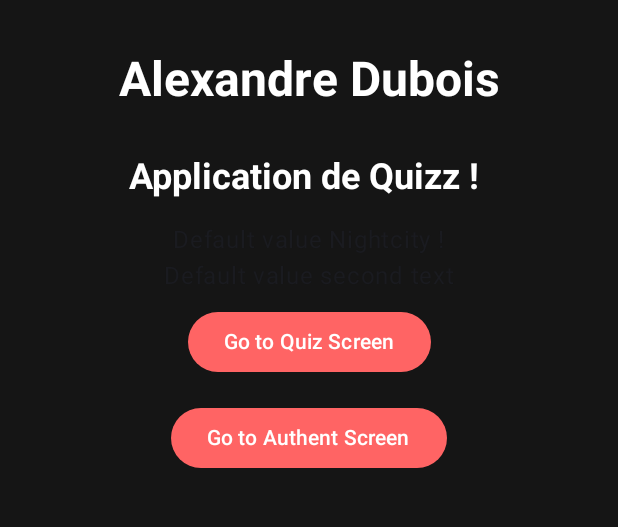
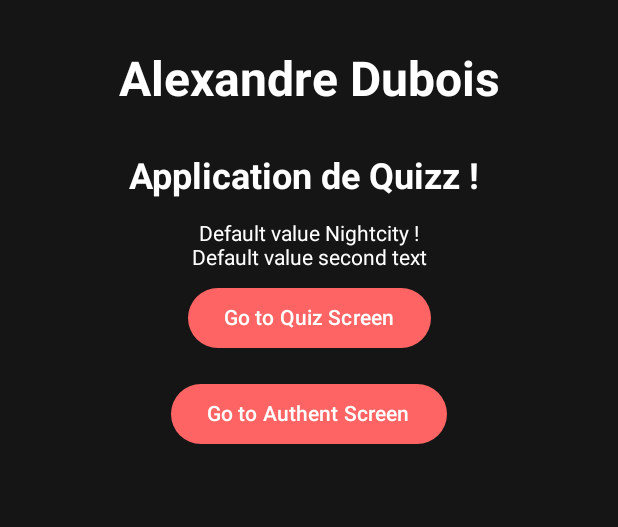
Before and after one commit to Alexandre121298/Quizo-KotlinProject, an Android app built with Jetpack Compose: the screen it shows after launch (MainActivity), on a phone screen of 412 x 824 dp, the part 69-596 px from its top. Run offline under Robolectric (Android 15) with nearby library versions, the phone set to English and light mode, and no system bars; our stand-ins replace Room's generated code.

Commit message:
Correcting some bugs about translate

```diff
--- a/app/src/main/java/fr/upjv/quizo/ui/screen/MainScreen.kt
+++ b/app/src/main/java/fr/upjv/quizo/ui/screen/MainScreen.kt
@@ -49,8 +49,18 @@ fun MainScreen(
             modifier = Modifier.padding(16.dp)
         )
 
-        Text( stringResource(id = R.string.Nightcity))
-        Text( stringResource(id = R.string.secondtext))
+        Text(
+            stringResource(id = R.string.Nightcity),
+            style = TextStyle(
+                color = Color.White
+            ),
+        )
+        Text(
+            stringResource(id = R.string.secondtext),
+            style = TextStyle(
+                color = Color.White
+            ),
+        )
 
         Button(
             content = {
--- a/app/src/main/java/fr/upjv/quizo/ui/screen/QuizoScreen.kt
+++ b/app/src/main/java/fr/upjv/quizo/ui/screen/QuizoScreen.kt
@@ -1,10 +1,6 @@
 package fr.upjv.quizo.ui.screen
 
-import android.widget.Toast
 import androidx.compose.foundation.background
-import androidx.compose.foundation.clickable
-import androidx.compose.foundation.layout.Box
-import androidx.compose.foundation.layout.fillMaxSize
 import androidx.compose.foundation.layout.fillMaxWidth
 import androidx.compose.foundation.layout.padding
 import androidx.compose.foundation.lazy.LazyColumn
@@ -54,10 +50,10 @@ fun QuizoScreen() {
                             "Reponse C : ${currentItem.reponseC} \n\n" +
                             "Reponse D : ${currentItem.reponseD} \n\n",
                     color = Color.White,
-                    modifier = Modifier.clickable {
+                    /*modifier = Modifier.clickable {
                         Box(modifier = Modifier.fillMaxSize()
                             .clickable { Toast.makeText(context,"Un toast", Toast.LENGTH_LONG) })
-                    }
+                    }*/
                 )
 
                 is QuizzItemUI.Footer -> Text(
```
